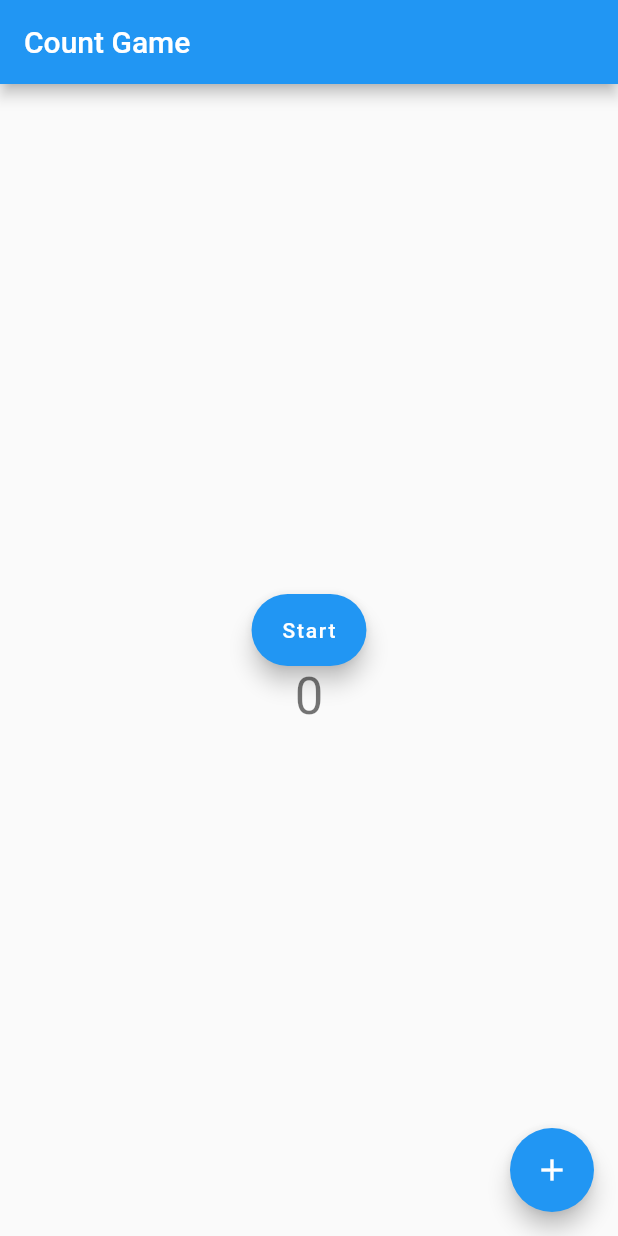
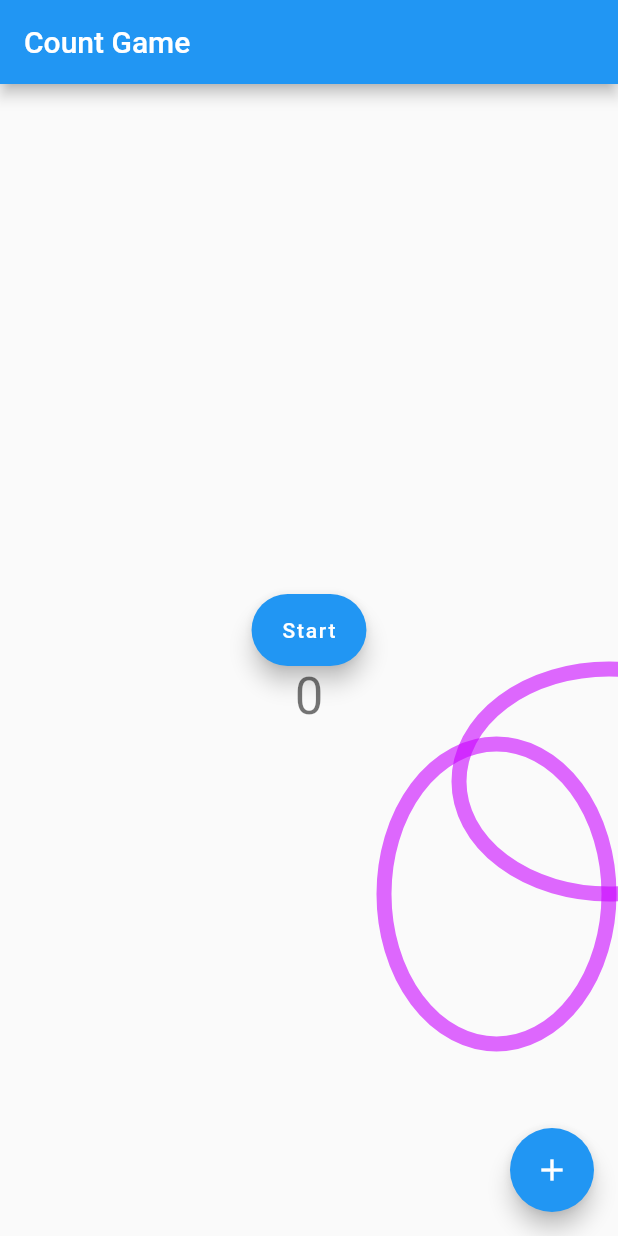
Before and after one commit to h16k/count_game, a Flutter app: the screen it shows after launch, after a tap on "Start", on a phone screen of 412 x 824 dp. Run offline on Flutter 3.47's test engine with Material 2 defaults, Android fonts, the light colour scheme and no system bars.

Commit message:
とりあえず動く円の描画

```diff
--- a/lib/main.dart
+++ b/lib/main.dart
@@ -1,5 +1,7 @@
 import 'package:flutter/material.dart';
 import 'dart:math';
+
+int _answer = 0;
 
 void main() {
   runApp(const MyApp());
@@ -30,7 +32,6 @@ class MyHomePage extends StatefulWidget {
 
 class _MyHomePageState extends State<MyHomePage> {
   int _counter = 0;
-  int _answer = 0;
 
   void _incrementCounter() {
     setState(() {
@@ -38,7 +39,7 @@ class _MyHomePageState extends State<MyHomePage> {
     });
   }
 
-  void _setAnswer(){
+  void _setAnswer() {
     setState(() {
       _answer = Random().nextInt(10);
     });
@@ -54,11 +55,16 @@ class _MyHomePageState extends State<MyHomePage> {
         child: Column(
           mainAxisAlignment: MainAxisAlignment.center,
           children: <Widget>[
+            Container(
+              child: CustomPaint(
+                painter: MyPainter(),
+              ),
+            ),
             FloatingActionButton.extended(
               onPressed: _setAnswer,
               tooltip: 'Start',
               label: const Text('Start'),
-              ),
+            ),
             Text(
               '$_answer',
               style: Theme.of(context).textTheme.headline4,
@@ -66,7 +72,6 @@ class _MyHomePageState extends State<MyHomePage> {
           ],
         ),
       ),
-
       floatingActionButton: FloatingActionButton(
         onPressed: _incrementCounter,
         tooltip: 'Increment',
@@ -75,3 +80,31 @@ class _MyHomePageState extends State<MyHomePage> {
     );
   }
 }
+
+class MyPainter extends CustomPainter {
+  @override
+  void paint(Canvas canvas, Size size) {
+    Paint p = Paint();
+    for (int i = 0; i < _answer; i++) {
+      // 正円の描画
+      p.style = PaintingStyle.fill;
+      p.color = Color.fromARGB(150, 0, 200, 255);
+      Offset ctr =
+          Offset(Random().nextDouble() * 100, Random().nextDouble() * 100);
+      canvas.drawCircle(ctr, 15.0, p);
+    }
+    // 楕円１の描画
+    p.style = PaintingStyle.stroke;
+    p.color = Color.fromARGB(150, 200, 0, 255);
+    p.strokeWidth = 10.0;
+    Rect r = Rect.fromLTWH(100.0, 50.0, 200.0, 150.0);
+    canvas.drawOval(r, p);
+
+    // 楕円２の描画
+    r = Rect.fromLTWH(50.0, 100.0, 150.0, 200.0);
+    canvas.drawOval(r, p);
+  }
+
+  @override
+  bool shouldRepaint(CustomPainter oldDelegate) => true;
+}
```
